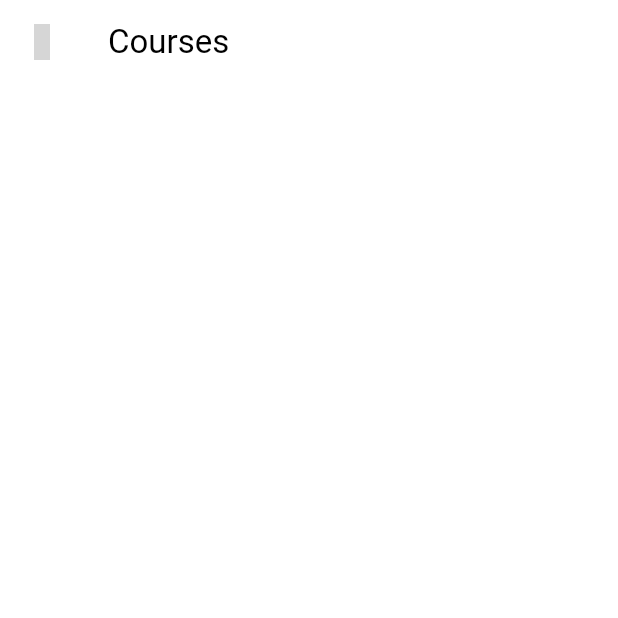
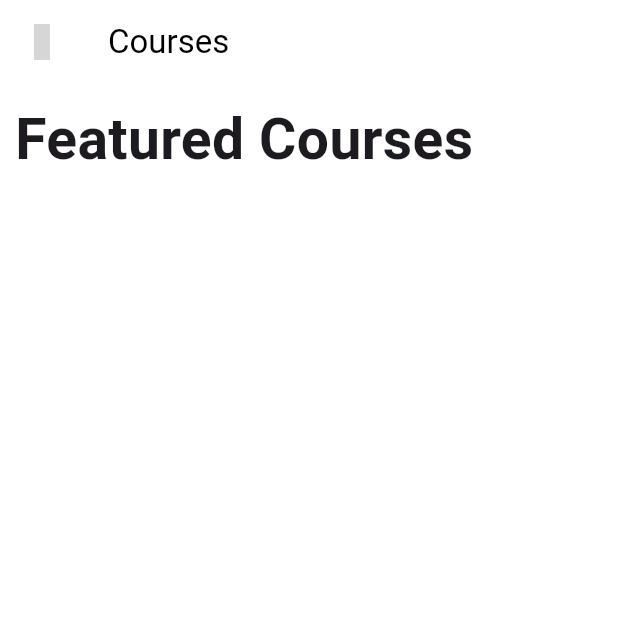
Before and after one commit to ishi265/ufuluapp, a Flutter app: the screen it shows after launch, on a phone screen of 412 x 824 dp, the top half of it. Run offline on Flutter 3.47's test engine with Material 3 defaults, Android fonts, the phone set to English and light mode, and no system bars; our stand-ins replace google_fonts, iconsax; grey boxes are pictures that could not be loaded.

Commit message:
first commit of the day i dont know what i was doing here from there

```diff
--- a/lib/pages/courses.dart
+++ b/lib/pages/courses.dart
@@ -8,8 +8,19 @@ class Courses extends StatelessWidget {
   Widget build(BuildContext context) {
     return Scaffold(
       appBar: AppBar(
-        leading: Icon(Iconsax.arrow_right_1),
+        leading: Icon(Iconsax.arrow_left),
         title: Text("Courses"),
+      ),
+      body: Padding(
+        padding: const EdgeInsets.all(10.0),
+        child: Column(
+          children: [
+            Text(
+              "Featured Courses",
+              style: TextStyle(fontSize: 38, fontWeight: FontWeight.w600),
+            ),
+          ],
+        ),
       ),
     );
   }
```
